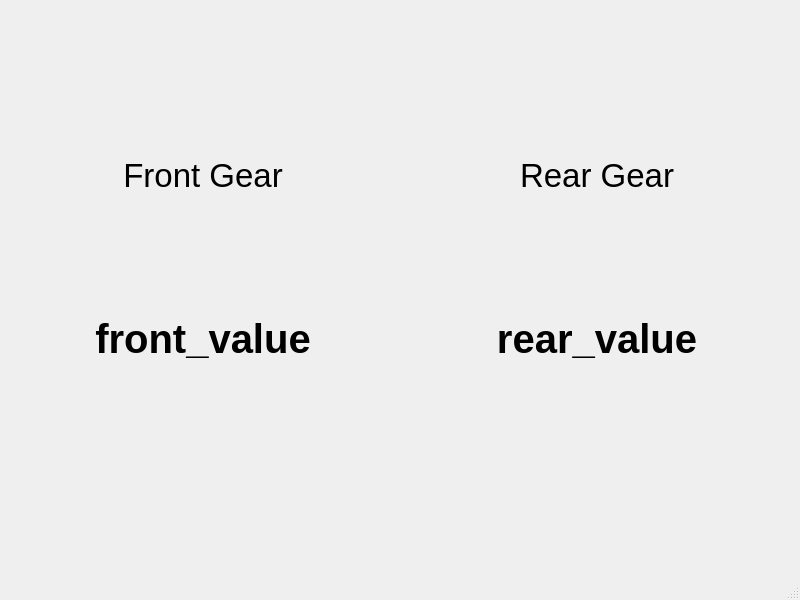
Qt form etc/mainwindow.ui (linuxlight/gear-jump) before a commit.
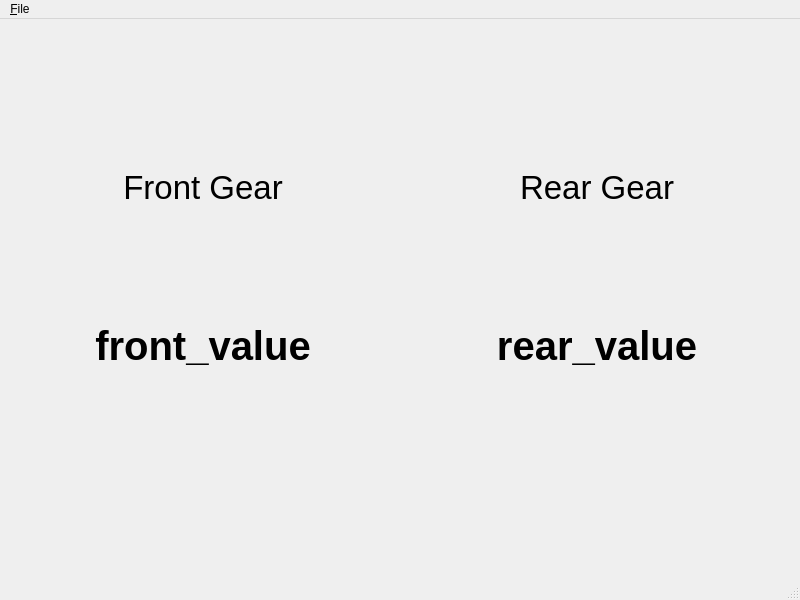
The same form after that commit.

Commit message: added menu bar actions

Patch:
```diff
--- a/etc/mainwindow.ui
+++ b/etc/mainwindow.ui
@@ -124,9 +124,18 @@
      <x>0</x>
      <y>0</y>
      <width>800</width>
-     <height>26</height>
+     <height>24</height>
     </rect>
    </property>
+   <widget class="QMenu" name="menu_File">
+    <property name="title">
+     <string>&amp;File</string>
+    </property>
+    <addaction name="action_Option"/>
+    <addaction name="separator"/>
+    <addaction name="action_Exit"/>
+   </widget>
+   <addaction name="menu_File"/>
   </widget>
   <widget class="QStatusBar" name="statusbar"/>
  </widget>
```
Left out of the diff: 16 changed lines with no effect on the pictures.
